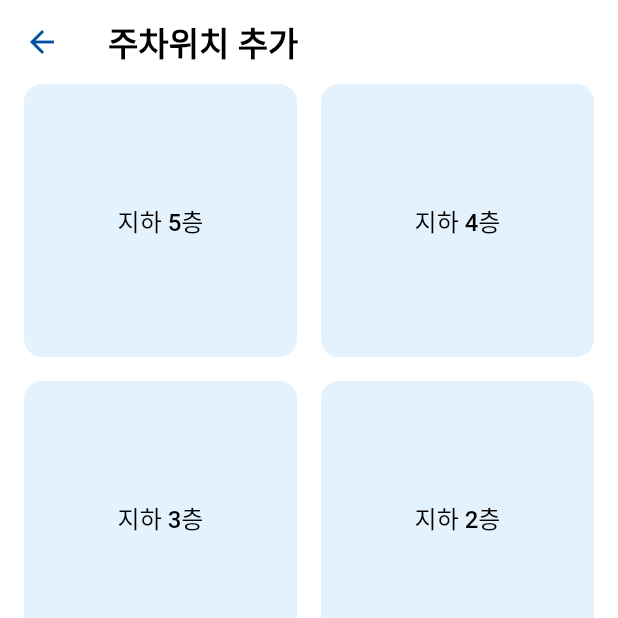
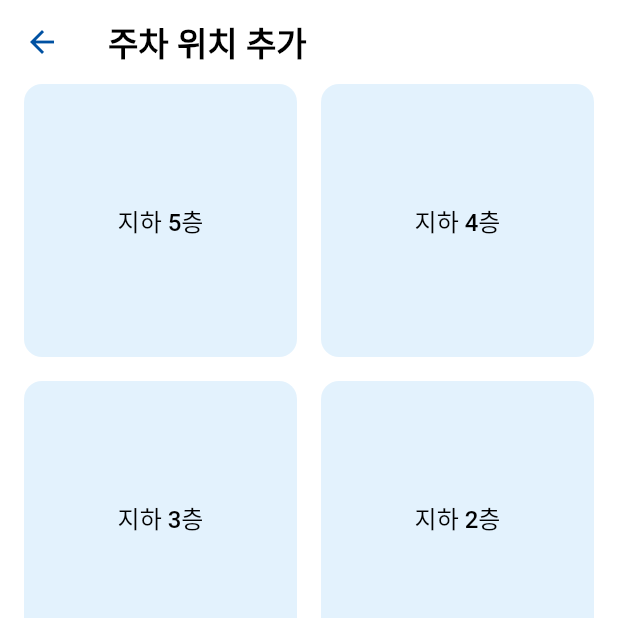
Before and after one commit to koreanhole/dropspot, a Flutter app: the ManualAddParkingScreen screen opened directly, on a phone screen of 412 x 824 dp, the top half of it. Run offline on Flutter 3.47's test engine with Material 3 defaults, Android fonts, the phone set to English and light mode, and no system bars; our stand-ins replace camera, flutter_dotenv, geolocator, logger, modal_bottom_sheet, permission_handler and 1 more; missing offline and left inert: exif, flutter_naver_map, google_mlkit_text_recognition; accounts and stored records are empty.

Commit message:
Fix typo

```diff
--- a/lib/components/recognized_parking_level_text.dart
+++ b/lib/components/recognized_parking_level_text.dart
@@ -18,7 +18,7 @@ class RecognizedParkingLevelText extends StatelessWidget {
         crossAxisAlignment: CrossAxisAlignment.stretch,
         textBaseline: TextBaseline.alphabetic,
         children: [
-          Text("주차위치"),
+          Text("주차 위치"),
           Text(
             parkedLevel.convertToReadableText(),
             style: TextStyle(
--- a/lib/screens/manual_add_parking_screen.dart
+++ b/lib/screens/manual_add_parking_screen.dart
@@ -17,7 +17,7 @@ class ManualAddParkingScreen extends StatelessWidget {
     const manualParkingItems = [-5, -4, -3, -2, -1, 0, 1, 2, 3, 4];
 
     return Scaffold(
-      appBar: DropSpotAppBar(title: "주차위치 추가"),
+      appBar: DropSpotAppBar(title: "주차 위치 추가"),
       body: Padding(
         padding: const EdgeInsets.symmetric(
             horizontal: defaultManualParkingItemPadding),
--- a/lib/screens/more_screen.dart
+++ b/lib/screens/more_screen.dart
@@ -76,7 +76,7 @@ class _RecognizedTextToggleState extends State<_RecognizedTextToggle> {
             mainAxisAlignment: MainAxisAlignment.center,
             children: [
               Text(
-                "주차위치 자동인식",
+                "주차 위치 자동인식",
                 style: moreScreenLabelTextStyle,
               ),
               SizedBox(height: 2),
```
